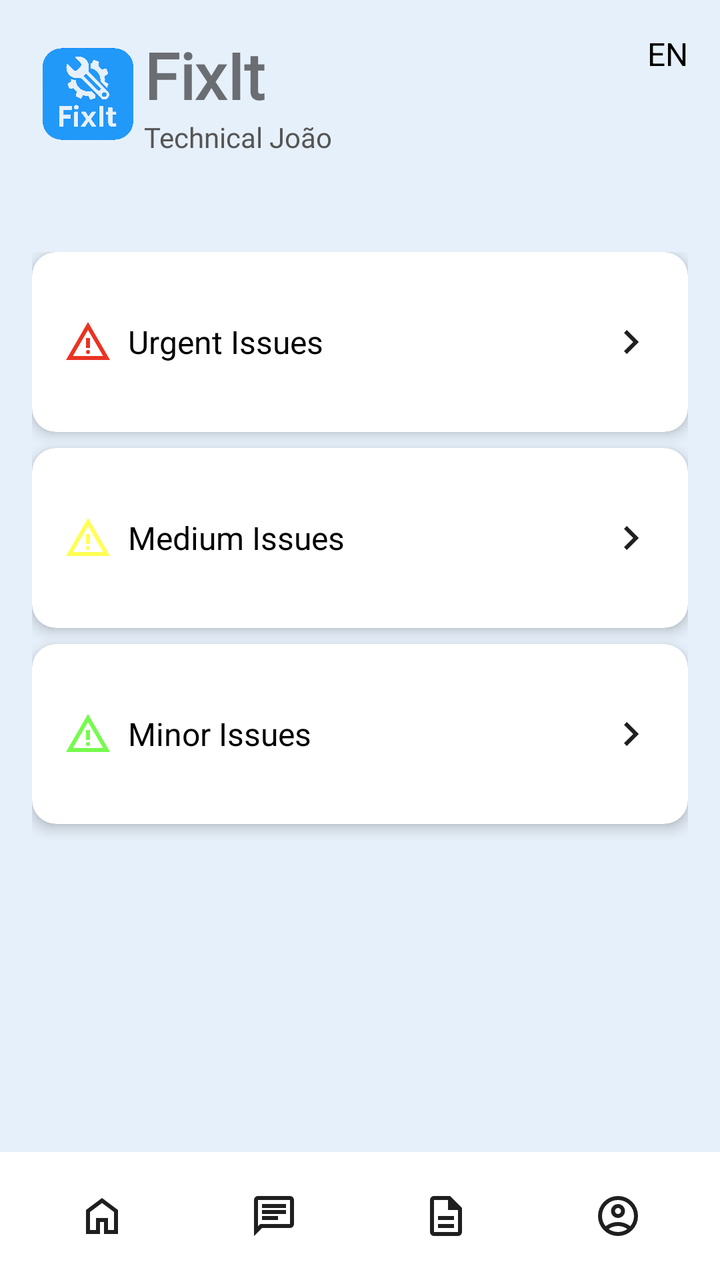
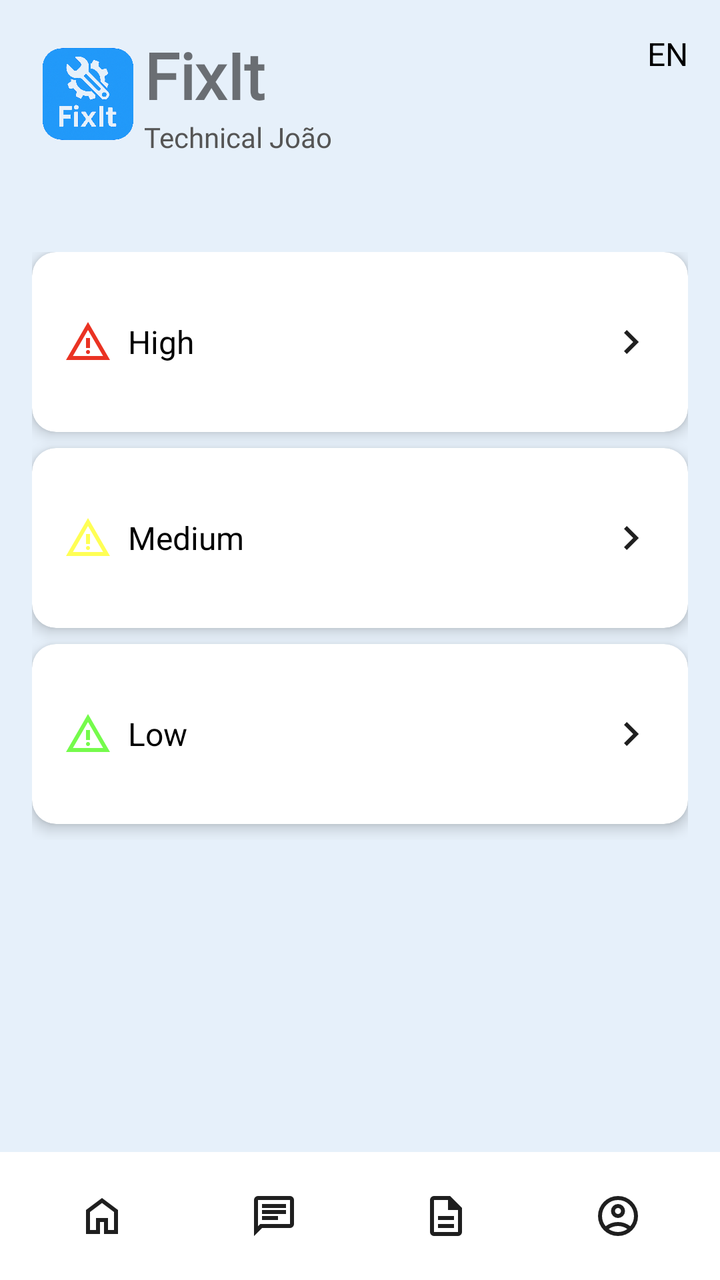

Screens rendered from an Android XML layout before and after an edit, with the pre-edit source and the edit as a unified diff.
<!-- AndroidManifest.xml: application theme Theme.FixIt -->
<!-- res/layout/activity_technical_dashboard.xml -->
<?xml version="1.0" encoding="utf-8"?>
<androidx.constraintlayout.widget.ConstraintLayout xmlns:android="http://schemas.android.com/apk/res/android"
    xmlns:app="http://schemas.android.com/apk/res-auto"
    xmlns:tools="http://schemas.android.com/tools"
    android:layout_width="match_parent"
    android:layout_height="match_parent"
    android:background="#E6F0FA"
    android:fitsSystemWindows="true"
    tools:context=".TechnicalDashboardActivity">

    <ImageView
        android:id="@+id/logoIcon"
        android:layout_width="56dp"
        android:layout_height="62dp"
        android:layout_marginStart="16dp"
        android:layout_marginTop="16dp"
        android:src="@drawable/fixit_logo"
        app:layout_constraintStart_toStartOf="parent"
        app:layout_constraintTop_toTopOf="parent" />

    <TextView
        android:id="@+id/appTitle"
        android:layout_width="wrap_content"
        android:layout_height="wrap_content"
        android:fontFamily="@font/rem"
        android:text="@string/app_name"
        android:textSize="32sp"
        android:textStyle="bold"
        app:layout_constraintStart_toEndOf="@+id/logoIcon"
        app:layout_constraintTop_toTopOf="@+id/logoIcon" />

    <TextView
        android:id="@+id/languageSelector"
        android:layout_width="wrap_content"
        android:layout_height="wrap_content"
        android:layout_marginTop="16dp"
        android:layout_marginEnd="16dp"
        android:text="@string/change_languague"
        android:textColor="#000000"
        android:textSize="16sp"
        app:layout_constraintEnd_toEndOf="parent"
        app:layout_constraintTop_toTopOf="parent" />

    <TextView
        android:id="@+id/userRole"
        android:layout_width="wrap_content"
        android:layout_height="wrap_content"
        android:fontFamily="@font/roboto"
        android:text="Technical João"
        android:textColor="#555555"
        android:textSize="14sp"
        app:layout_constraintStart_toEndOf="@+id/logoIcon"
        app:layout_constraintTop_toBottomOf="@+id/appTitle" />

    <LinearLayout
        android:id="@+id/issuesContainer"
        android:layout_width="0dp"
        android:layout_height="wrap_content"
        android:layout_marginTop="48dp"
        android:orientation="vertical"
        android:paddingHorizontal="16dp"
        app:layout_constraintEnd_toEndOf="parent"
        app:layout_constraintStart_toStartOf="parent"
        app:layout_constraintTop_toBottomOf="@id/userRole">

        <androidx.cardview.widget.CardView
            android:layout_width="match_parent"
            android:layout_height="wrap_content"
            android:layout_marginBottom="8dp"
            app:cardBackgroundColor="#FFFFFF"
            app:cardCornerRadius="12dp"
            app:cardElevation="4dp">

            <LinearLayout
                android:layout_width="match_parent"
                android:layout_height="90dp"
                android:gravity="center_vertical"
                android:orientation="horizontal"
                android:padding="16dp">

                <ImageView
                    android:layout_width="24dp"
                    android:layout_height="24dp"
                    android:contentDescription="Urgent warning"
                    android:src="@drawable/ic_warning_red" />

                <TextView
                    android:layout_width="0dp"
                    android:layout_height="wrap_content"
                    android:layout_marginStart="8dp"
                    android:layout_weight="1"
                    android:text="Urgent Issues"
                    android:textColor="#000000"
                    android:textSize="16sp" />

                <ImageView
                    android:layout_width="24dp"
                    android:layout_height="24dp"
                    android:contentDescription="View details"
                    android:src="@drawable/ic_chevron_right" />
            </LinearLayout>
        </androidx.cardview.widget.CardView>

        <androidx.cardview.widget.CardView
            android:layout_width="match_parent"
            android:layout_height="wrap_content"
            android:layout_marginBottom="8dp"
            app:cardBackgroundColor="#FFFFFF"
            app:cardCornerRadius="12dp"
            app:cardElevation="4dp">

            <LinearLayout
                android:layout_width="match_parent"
                android:layout_height="90dp"
                android:gravity="center_vertical"
                android:orientation="horizontal"
                android:padding="16dp">

                <ImageView
                    android:layout_width="24dp"
                    android:layout_height="24dp"
                    android:contentDescription="Medium warning"
                    android:src="@drawable/ic_warning_yellow" />

                <TextView
                    android:layout_width="0dp"
                    android:layout_height="wrap_content"
                    android:layout_marginStart="8dp"
                    android:layout_weight="1"
                    android:text="Medium Issues"
                    android:textColor="#000000"
                    android:textSize="16sp" />

                <ImageView
                    android:layout_width="24dp"
                    android:layout_height="24dp"
                    android:contentDescription="View details"
                    android:src="@drawable/ic_chevron_right" />
            </LinearLayout>
        </androidx.cardview.widget.CardView>

        <androidx.cardview.widget.CardView
            android:layout_width="match_parent"
            android:layout_height="wrap_content"
            android:layout_marginBottom="8dp"
            app:cardBackgroundColor="#FFFFFF"
            app:cardCornerRadius="12dp"
            app:cardElevation="4dp">

            <LinearLayout
                android:layout_width="match_parent"
                android:layout_height="90dp"
                android:gravity="center_vertical"
                android:orientation="horizontal"
                android:padding="16dp">

                <ImageView
                    android:layout_width="24dp"
                    android:layout_height="24dp"
                    android:contentDescription="Minor warning"
                    android:src="@drawable/ic_warning_green" />

                <TextView
                    android:layout_width="0dp"
                    android:layout_height="wrap_content"
                    android:layout_marginStart="8dp"
                    android:layout_weight="1"
                    android:text="Minor Issues "
                    android:textColor="#000000"
                    android:textSize="16sp" />

                <ImageView
                    android:layout_width="24dp"
                    android:layout_height="24dp"
                    android:contentDescription="View details"
                    android:src="@drawable/ic_chevron_right" />
            </LinearLayout>
        </androidx.cardview.widget.CardView>

    </LinearLayout>

    <include
        android:id="@+id/bottomNavBar"
        layout="@layout/component_bottom_nav"
        android:layout_width="match_parent"
        android:layout_height="wrap_content"
        app:layout_constraintBottom_toBottomOf="parent" />

</androidx.constraintlayout.widget.ConstraintLayout>
<!-- res/layout/component_bottom_nav.xml (included above) -->
<?xml version="1.0" encoding="utf-8"?>
<LinearLayout xmlns:android="http://schemas.android.com/apk/res/android"
    xmlns:tools="http://schemas.android.com/tools"
    android:id="@+id/bottomNavBar"
    android:layout_width="match_parent"
    android:layout_height="60dp"
    android:background="#FFFFFF"
    android:baselineAligned="false"
    android:orientation="horizontal"
    android:padding="8dp">

    <FrameLayout
        android:id="@+id/nav_home"
        android:layout_width="0dp"
        android:layout_height="match_parent"
        android:layout_weight="1"
        android:clickable="true"
        android:focusable="true"
        android:minWidth="48dp"
        android:minHeight="48dp"
        tools:ignore="TouchTargetSizeCheck">

        <ImageView
            android:layout_width="wrap_content"
            android:layout_height="wrap_content"
            android:layout_gravity="center"
            android:contentDescription="Home"
            android:src="@drawable/ic_home" />
    </FrameLayout>

    <FrameLayout
        android:id="@+id/nav_messages"
        android:layout_width="0dp"
        android:layout_height="match_parent"
        android:layout_weight="1"
        android:clickable="true"
        android:focusable="true"
        android:minWidth="48dp"
        android:minHeight="48dp"
        tools:ignore="TouchTargetSizeCheck">

        <ImageView
            android:layout_width="wrap_content"
            android:layout_height="wrap_content"
            android:layout_gravity="center"
            android:contentDescription="Messages"
            android:src="@drawable/ic_messages" />
    </FrameLayout>

    <FrameLayout
        android:id="@+id/nav_reports"
        android:layout_width="0dp"
        android:layout_height="match_parent"
        android:layout_weight="1"
        android:clickable="true"
        android:focusable="true"
        android:minWidth="48dp"
        android:minHeight="48dp"
        tools:ignore="TouchTargetSizeCheck">

        <ImageView
            android:layout_width="wrap_content"
            android:layout_height="wrap_content"
            android:layout_gravity="center"
            android:contentDescription="Reports"
            android:src="@drawable/ic_reports" />
    </FrameLayout>

    <FrameLayout
        android:id="@+id/nav_profile"
        android:layout_width="0dp"
        android:layout_height="match_parent"
        android:layout_weight="1"
        android:clickable="true"
        android:focusable="true"
        android:minWidth="48dp"
        android:minHeight="48dp"
        tools:ignore="TouchTargetSizeCheck">

        <ImageView
            android:layout_width="wrap_content"
            android:layout_height="wrap_content"
            android:layout_gravity="center"
            android:contentDescription="Profile"
            android:src="@drawable/ic_profile" />
    </FrameLayout>

</LinearLayout>
<!-- resources referenced by this layout -->
<resources>
  <!-- drawable ic_chevron_right (drawable) -->
  <vector xmlns:android="http://schemas.android.com/apk/res/android"
      android:width="24dp"
      android:height="24dp"
      android:viewportWidth="960"
      android:viewportHeight="960">
    <path
        android:pathData="M504,480 L320,296l56,-56 240,240 -240,240 -56,-56 184,-184Z"
        android:fillColor="#1f1f1f"/>
  </vector>
  <!-- drawable ic_home (drawable) -->
  <vector xmlns:android="http://schemas.android.com/apk/res/android"
      android:width="24dp"
      android:height="24dp"
      android:viewportWidth="960"
      android:viewportHeight="960">
    <path
        android:pathData="M240,760h120v-240h240v240h120v-360L480,220 240,400v360ZM160,840v-480l320,-240 320,240v480L520,840v-240h-80v240L160,840ZM480,490Z"
        android:fillColor="#1f1f1f"/>
  </vector>
  <!-- drawable ic_reports (drawable) -->
  <vector xmlns:android="http://schemas.android.com/apk/res/android"
      android:width="24dp"
      android:height="24dp"
      android:viewportWidth="960"
      android:viewportHeight="960">
    <path
        android:pathData="M320,720h320v-80L320,640v80ZM320,560h320v-80L320,480v80ZM240,880q-33,0 -56.5,-23.5T160,800v-640q0,-33 23.5,-56.5T240,80h320l240,240v480q0,33 -23.5,56.5T720,880L240,880ZM520,360v-200L240,160v640h480v-440L520,360ZM240,160v200,-200 640,-640Z"
        android:fillColor="#1f1f1f"/>
  </vector>
  <!-- drawable ic_warning_green (drawable) -->
  <vector xmlns:android="http://schemas.android.com/apk/res/android"
      android:width="24dp"
      android:height="24dp"
      android:viewportWidth="960"
      android:viewportHeight="960">
    <path
        android:pathData="m40,840 l440,-760 440,760L40,840ZM178,760h604L480,240 178,760ZM480,720q17,0 28.5,-11.5T520,680q0,-17 -11.5,-28.5T480,640q-17,0 -28.5,11.5T440,680q0,17 11.5,28.5T480,720ZM440,600h80v-200h-80v200ZM480,500Z"
        android:fillColor="#75FB4C"/>
  </vector>
  <!-- drawable ic_warning_red (drawable) -->
  <vector xmlns:android="http://schemas.android.com/apk/res/android"
      android:width="24dp"
      android:height="24dp"
      android:viewportWidth="960"
      android:viewportHeight="960">
    <path
        android:pathData="m40,840 l440,-760 440,760L40,840ZM178,760h604L480,240 178,760ZM480,720q17,0 28.5,-11.5T520,680q0,-17 -11.5,-28.5T480,640q-17,0 -28.5,11.5T440,680q0,17 11.5,28.5T480,720ZM440,600h80v-200h-80v200ZM480,500Z"
        android:fillColor="#EA3323"/>
  </vector>
  <!-- drawable ic_warning_yellow (drawable) -->
  <vector xmlns:android="http://schemas.android.com/apk/res/android"
      android:width="24dp"
      android:height="24dp"
      android:viewportWidth="960"
      android:viewportHeight="960">
    <path
        android:pathData="m40,840 l440,-760 440,760L40,840ZM178,760h604L480,240 178,760ZM480,720q17,0 28.5,-11.5T520,680q0,-17 -11.5,-28.5T480,640q-17,0 -28.5,11.5T440,680q0,17 11.5,28.5T480,720ZM440,600h80v-200h-80v200ZM480,500Z"
        android:fillColor="#FFFF55"/>
  </vector>
  <string name="app_name">FixIt</string>
  <string name="change_languague">EN</string>
  <style name="Theme.FixIt" parent="Theme.MaterialComponents.DayNight.NoActionBar">
          
          <item name="colorPrimary">#2199F9</item> 
          <item name="colorPrimaryVariant">#1976D2</item> 
          <item name="colorOnPrimary">#FFFFFF</item>
  
          <item name="colorSecondary">#2199F9</item>
          <item name="colorOnSecondary">#FFFFFF</item>
  
          
          <item name="android:windowBackground">@color/light_blue</item>
  
          
          <item name="android:forceDarkAllowed" tools:targetApi="q">true</item>
      </style>
  <color name="light_blue">#E6F0FA</color>
  <!-- unchanged entries left out for length: 3 -->
</resources>

<!-- the commit's change to res/layout/activity_technical_dashboard.xml (unified diff, before → after) -->
@@ -64,6 +64,7 @@
         app:layout_constraintTop_toBottomOf="@id/userRole">
 
         <androidx.cardview.widget.CardView
+            android:id="@+id/cardHighUrgency"
             android:layout_width="match_parent"
             android:layout_height="wrap_content"
             android:layout_marginBottom="8dp"
@@ -89,7 +90,7 @@
                     android:layout_height="wrap_content"
                     android:layout_marginStart="8dp"
                     android:layout_weight="1"
-                    android:text="Urgent Issues"
+                    android:text="@string/urgency_high"
                     android:textColor="#000000"
                     android:textSize="16sp" />
 
@@ -102,6 +103,7 @@
         </androidx.cardview.widget.CardView>
 
         <androidx.cardview.widget.CardView
+            android:id="@+id/cardMediumUrgency"
             android:layout_width="match_parent"
             android:layout_height="wrap_content"
             android:layout_marginBottom="8dp"
@@ -127,7 +129,7 @@
                     android:layout_height="wrap_content"
                     android:layout_marginStart="8dp"
                     android:layout_weight="1"
-                    android:text="Medium Issues"
+                    android:text="@string/urgency_medium"
                     android:textColor="#000000"
                     android:textSize="16sp" />
 
@@ -140,6 +142,7 @@
         </androidx.cardview.widget.CardView>
 
         <androidx.cardview.widget.CardView
+            android:id="@+id/cardLowUrgency"
             android:layout_width="match_parent"
             android:layout_height="wrap_content"
             android:layout_marginBottom="8dp"
@@ -165,7 +168,7 @@
                     android:layout_height="wrap_content"
                     android:layout_marginStart="8dp"
                     android:layout_weight="1"
-                    android:text="Minor Issues "
+                    android:text="@string/urgency_low"
                     android:textColor="#000000"
                     android:textSize="16sp" />
 
<!-- resource entries referenced after the edit -->
@@ -62,6 +62,9 @@
   </vector>
   <string name="app_name">FixIt</string>
   <string name="change_languague">EN</string>
+  <string name="urgency_high">High</string>
+  <string name="urgency_low">Low</string>
+  <string name="urgency_medium">Medium</string>
   <style name="Theme.FixIt" parent="Theme.MaterialComponents.DayNight.NoActionBar">
           
           <item name="colorPrimary">#2199F9</item> 
